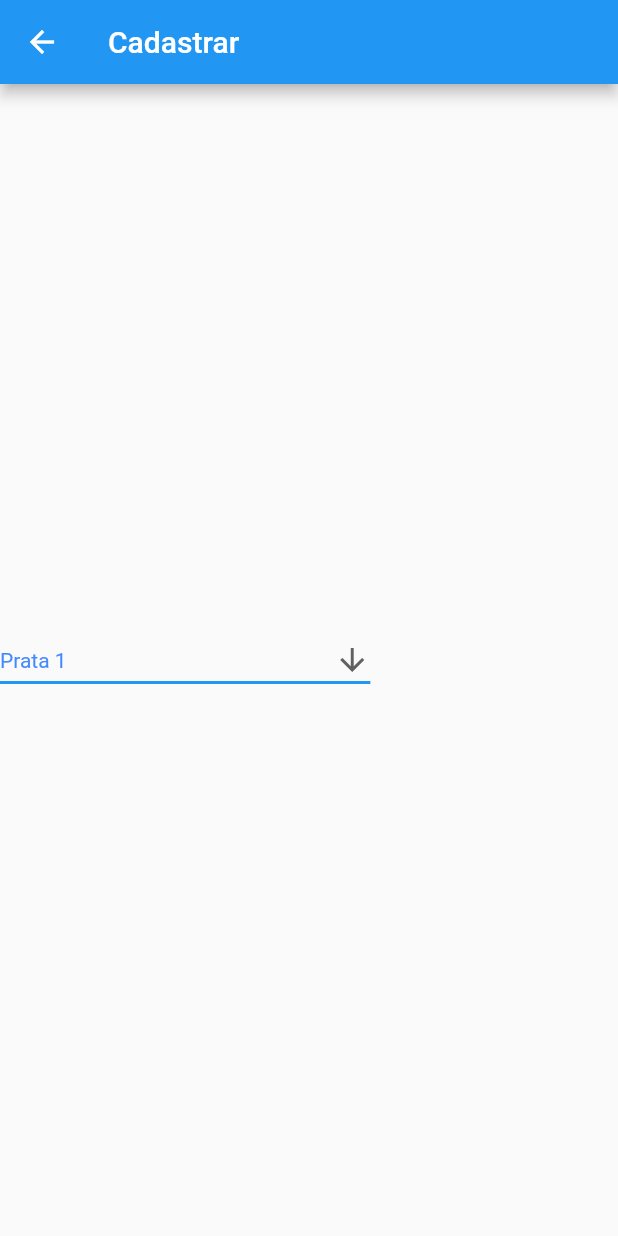
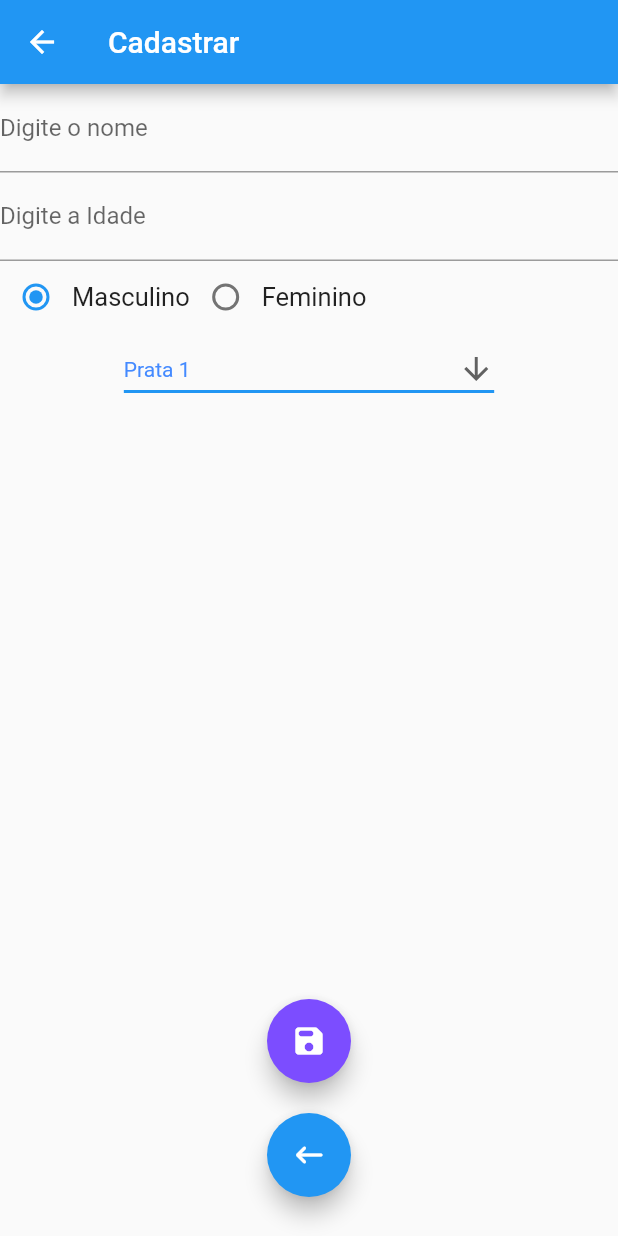
Before and after one commit to MarcoTortelli/all_majors_v3, a Flutter app: the screen it shows after launch, after a tap on "Cadastre sua patente", on a phone screen of 412 x 824 dp. Run offline on Flutter 3.47's test engine with Material 2 defaults, Android fonts, the phone set to English and light mode, and no system bars; our stand-ins replace file_picker, mask_text_input_formatter; network calls fail.

Commit message:
efeitos praticos

```diff
--- a/lib/main.dart
+++ b/lib/main.dart
@@ -42,13 +42,18 @@ class _MyHomePageState extends State<MyHomePage> {
         appBar: AppBar(
           title: Text(widget.title),
         ),
-      body: Column(
+        body: Row(
           mainAxisAlignment: MainAxisAlignment.center,
+          children: [
+            Column(
+              mainAxisAlignment: MainAxisAlignment.spaceEvenly,
               children: [
                 ElevatedButton(
                     onPressed: () {
-                Navigator.push(context,
-                    MaterialPageRoute(builder: ((context) => allmajors())));
+                      Navigator.push(
+                          context,
+                          MaterialPageRoute(
+                              builder: ((context) => allmajors())));
                     },
                     child: Text('Todos os Majors')),
                 ElevatedButton(
@@ -66,7 +71,8 @@ class _MyHomePageState extends State<MyHomePage> {
                     },
                     child: Text('Ranking de Patentes')),
               ],
-      ),
-    );
+            )
+          ],
+        ));
   }
 }
--- a/lib/patente_cadastro.dart
+++ b/lib/patente_cadastro.dart
@@ -1,4 +1,4 @@
-// ignore_for_file: prefer_const_constructors, camel_case_types, prefer_const_literals_to_create_immutables
+// ignore_for_file: prefer_const_constructors, camel_case_types, prefer_const_literals_to_create_immutables, unused_field, avoid_unnecessary_containers
 
 import 'dart:typed_data';
 import 'package:flutter/material.dart';
@@ -42,17 +42,18 @@ class _patenteCadastroState extends State<patenteCadastro> {
   String dropdownValue = patente_array.first;
   TextEditingController cnome = TextEditingController();
   TextEditingController cpatente = TextEditingController();
+  TextEditingController cidade = TextEditingController();
   TextEditingController csexo = TextEditingController();
   final _formKey = GlobalKey<FormState>();
   String radioButtonItem = 'Masculino';
   int id = 1;
-  int checkBox = 0;
+
   Future<String> addData() async {
     var url = "http://localhost/flutter_crudest/adddata.php";
     var request = http.MultipartRequest('POST', Uri.parse(url));
     request.fields['nome'] = cnome.text;
-    request.fields['patente'] = cnome.text;
-    request.fields['idade'] = cnome.text;
+    request.fields['patente'] = dropdownValue;
+    request.fields['idade'] = cidade.text;
     request.fields['sexo'] = id == 1 ? 'M' : 'F';
     var res = await request.send();
     return Future.value(res.reasonPhrase);
@@ -64,9 +65,78 @@ class _patenteCadastroState extends State<patenteCadastro> {
       appBar: AppBar(
         title: Text('Cadastrar'),
       ),
-      body: Column(
-        mainAxisAlignment: MainAxisAlignment.center,
+      body: Form(
+          key: _formKey,
+          child: Column(
             children: [
+              TextFormField(
+                controller: cnome,
+                decoration: InputDecoration(
+                  hintText: 'Digite o Nome',
+                  labelText: 'Digite o nome',
+                ),
+                validator: (value) {
+                  if (value!.isEmpty) {
+                    return 'Informe o nome';
+                  }
+                  if (!RegExp(r'[A-Z][a-z]*').hasMatch(value)) {
+                    return "Por favor, insira um nome válido";
+                  }
+                  return null;
+                },
+              ),
+              TextFormField(
+                controller: cidade,
+                decoration: InputDecoration(
+                  hintText: 'Digite a Idade',
+                  labelText: 'Digite a Idade',
+                ),
+                validator: (value) {
+                  if (value!.isEmpty) {
+                    return 'Informe a idade';
+                  }
+                  if (!RegExp(r'^[0-9]').hasMatch(value)) {
+                    return "Por favor, insira uma idade válida";
+                  }
+                  return null;
+                },
+              ),
+              Container(
+                child: Row(
+                  children: <Widget>[
+                    Radio(
+                      value: 1,
+                      groupValue: id,
+                      onChanged: (val) {
+                        setState(() {
+                          radioButtonItem = 'Masculino';
+                          id = 1;
+                        });
+                      },
+                    ),
+                    Text(
+                      'Masculino',
+                      style: TextStyle(fontSize: 17.0),
+                    ),
+                    Radio(
+                      value: 2,
+                      groupValue: id,
+                      onChanged: (val) {
+                        setState(() {
+                          radioButtonItem = 'Feminino';
+                          id = 2;
+                        });
+                      },
+                    ),
+                    Text(
+                      'Feminino',
+                      style: TextStyle(
+                        fontSize: 17.0,
+                      ),
+                    ),
+                  ],
+                ),
+              ),
               DropdownButton(
                 value: dropdownValue,
                 icon: Icon(Icons.arrow_downward),
@@ -82,7 +152,8 @@ class _patenteCadastroState extends State<patenteCadastro> {
                     dropdownValue = newValue.toString();
                   });
                 },
-            items: patente_array.map<DropdownMenuItem<String>>((String value) {
+                items:
+                    patente_array.map<DropdownMenuItem<String>>((String value) {
                   return DropdownMenuItem<String>(
                     value: value,
                     child: Text(value),
@@ -90,7 +161,43 @@ class _patenteCadastroState extends State<patenteCadastro> {
                 }).toList(),
               ),
             ],
+          )),
+      floatingActionButton: Wrap(
+        direction: Axis.vertical,
+        children: [
+          Container(
+            margin: EdgeInsets.all(10),
+            child: FloatingActionButton(
+              heroTag: null,
+              onPressed: () {
+                if (_formKey.currentState!.validate()) {
+                  addData();
+                  Navigator.pushReplacement(
+                    context,
+                    MaterialPageRoute(
+                      builder: (context) => MyApp(),
                     ),
                   );
                 }
+              },
+              backgroundColor: Colors.deepPurpleAccent,
+              child: Icon(Icons.save_rounded),
+            ),
+          ),
+          Container(
+            margin: EdgeInsets.all(10),
+            child: FloatingActionButton(
+              heroTag: null,
+              onPressed: () {
+                Navigator.push(context,
+                    MaterialPageRoute(builder: ((context) => MyApp())));
+              },
+              child: Icon(Icons.keyboard_backspace_rounded),
+            ),
+          ),
+        ],
+      ),
+      floatingActionButtonLocation: FloatingActionButtonLocation.centerFloat,
+    );
   }
+}
```
Also changed, not shown: lib/allmajors.dart (+11 -3 lines), lib/patente_ranking.dart (+11 -1 lines), 3 other files. Lines whose indentation alone changed are shown as unchanged.
